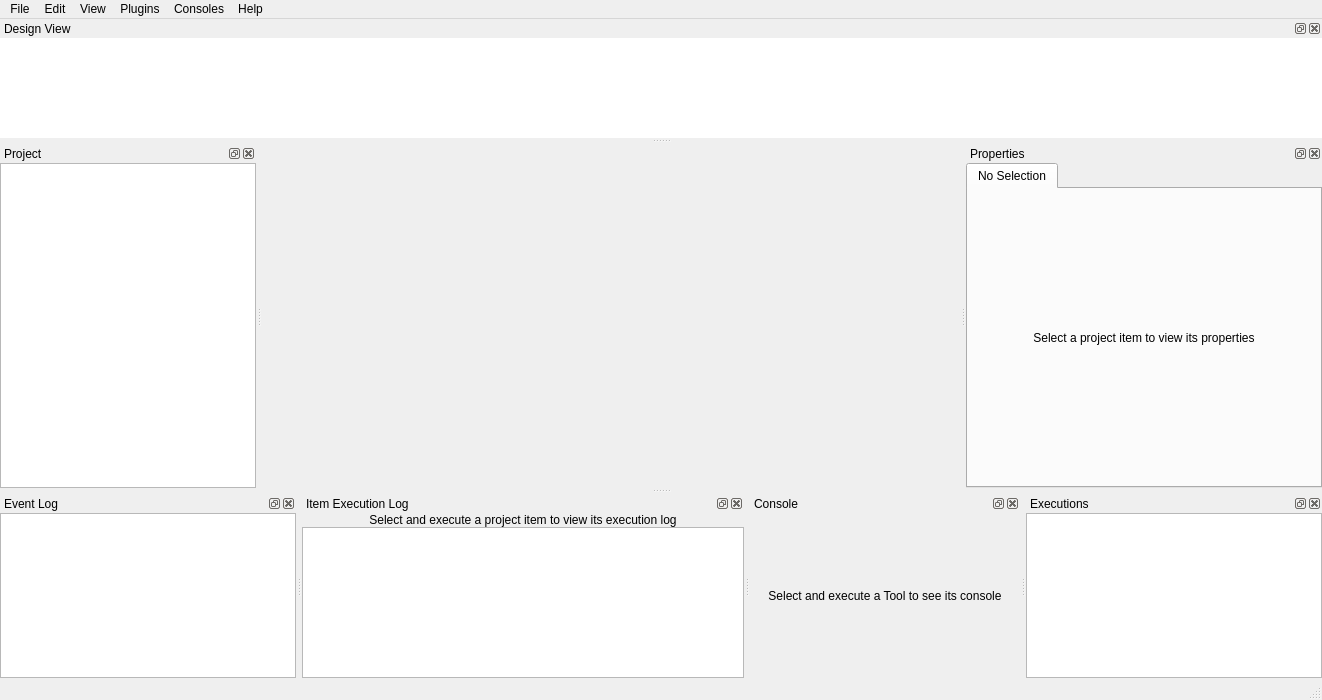
The window that spinetoolbox/ui/mainwindow.ui (spine-tools/Spine-Toolbox) describes before a commit, drawn with Qt 5.
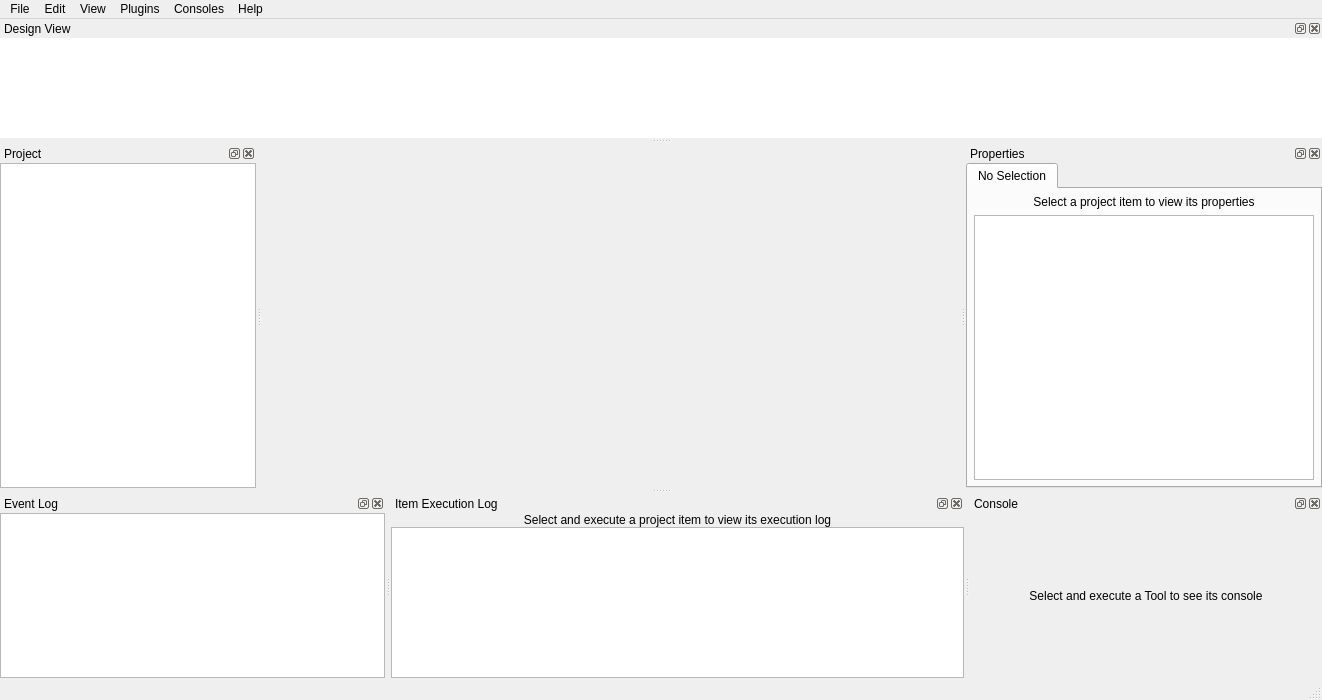
The same window after the commit. Icons and pictures are not drawn. Custom widgets are drawn as their Qt base class.

Commit message:
Show Execution list directly in item properties
Before, Executions were shown in a dedicated QDockWidget.
However, hiding/showing the widget whenever a tool was selected,
caused some undesired widget rearrangement. To avoid that, we just
put the executions in the tool properties. Works good in my opinion.

Diff of the .ui file:
```diff
--- a/spinetoolbox/ui/mainwindow.ui
+++ b/spinetoolbox/ui/mainwindow.ui
@@ -351,6 +351,21 @@
            </property>
           </widget>
          </item>
+         <item>
+          <widget class="QTreeView" name="listView_executions">
+           <property name="sizePolicy">
+            <sizepolicy hsizetype="Expanding" vsizetype="Expanding">
+             <horstretch>0</horstretch>
+             <verstretch>0</verstretch>
+            </sizepolicy>
+           </property>
+           <property name="font">
+            <font>
+             <pointsize>11</pointsize>
+            </font>
+           </property>
+          </widget>
+         </item>
         </layout>
        </widget>
       </widget>
@@ -474,43 +489,6 @@
     </layout>
    </widget>
   </widget>
-  <widget class="QDockWidget" name="dockWidget_executions">
-   <property name="windowTitle">
-    <string>Executions</string>
-   </property>
-   <attribute name="dockWidgetArea">
-    <number>8</number>
-   </attribute>
-   <widget class="QWidget" name="dockWidgetContents_executions">
-    <layout class="QVBoxLayout" name="verticalLayout_6">
-     <property name="spacing">
-      <number>0</number>
-     </property>
-     <property name="leftMargin">
-      <number>0</number>
-     </property>
-     <property name="topMargin">
-      <number>0</number>
-     </property>
-     <property name="rightMargin">
-      <number>0</number>
-     </property>
-     <property name="bottomMargin">
-      <number>0</number>
-     </property>
-     <item>
-      <widget class="QListView" name="listView_executions">
-       <property name="sizePolicy">
-        <sizepolicy hsizetype="Expanding" vsizetype="Expanding">
-         <horstretch>0</horstretch>
-         <verstretch>0</verstretch>
-        </sizepolicy>
-       </property>
-      </widget>
-     </item>
-    </layout>
-   </widget>
-  </widget>
   <widget class="QDockWidget" name="dockWidget_design_view">
    <property name="windowTitle">
     <string>Design View</string>
```
Left out of the diff: 14 changed lines with no effect on the pictures. The commit also changes 4 other files.
